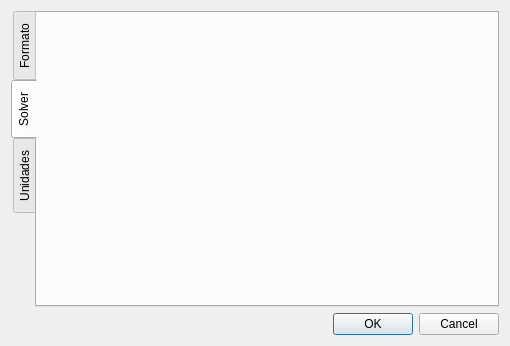
Qt form GUI/Settings.ui (jon85p/pyENL) before a commit.
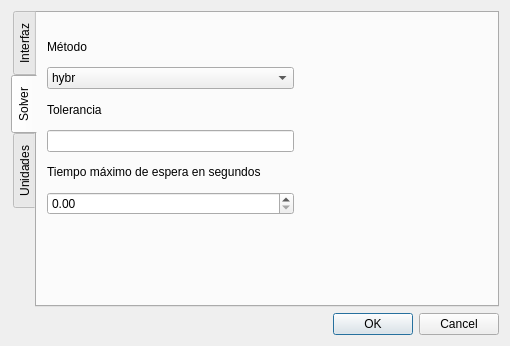
The same form after that commit. The open tabs and pages were chosen to show the change.

Patch:
```diff
--- a/GUI/Settings.ui
+++ b/GUI/Settings.ui
@@ -24,13 +24,106 @@
      </property>
      <widget class="QWidget" name="tab_3">
       <attribute name="title">
-       <string>Formato</string>
+       <string>Interfaz</string>
       </attribute>
      </widget>
      <widget class="QWidget" name="tab">
       <attribute name="title">
        <string>Solver</string>
       </attribute>
+      <widget class="QWidget" name="">
+       <property name="geometry">
+        <rect>
+         <x>10</x>
+         <y>20</y>
+         <width>247</width>
+         <height>182</height>
+        </rect>
+       </property>
+       <layout class="QVBoxLayout" name="verticalLayout_3">
+        <item>
+         <widget class="QLabel" name="label_2">
+          <property name="text">
+           <string>Método</string>
+          </property>
+         </widget>
+        </item>
+        <item>
+         <widget class="QComboBox" name="method_opt">
+          <item>
+           <property name="text">
+            <string>hybr</string>
+           </property>
+          </item>
+          <item>
+           <property name="text">
+            <string>lm</string>
+           </property>
+          </item>
+          <item>
+           <property name="text">
+            <string>broyden1</string>
+           </property>
+          </item>
+          <item>
+           <property name="text">
+            <string>broyden2</string>
+           </property>
+          </item>
+          <item>
+           <property name="text">
+            <string>anderson</string>
+           </property>
+          </item>
+          <item>
+           <property name="text">
+            <string>linearmixing</string>
+           </property>
+          </item>
+          <item>
+           <property name="text">
+            <string>diagbroyden</string>
+           </property>
+          </item>
+          <item>
+           <property name="text">
+            <string>excitingmixing</string>
+           </property>
+          </item>
+          <item>
+           <property name="text">
+            <string>krylov</string>
+           </property>
+          </item>
+          <item>
+           <property name="text">
+            <string>df-sane</string>
+           </property>
+          </item>
+         </widget>
+        </item>
+        <item>
+         <widget class="QLabel" name="label_3">
+          <property name="text">
+           <string>Tolerancia</string>
+          </property>
+         </widget>
+        </item>
+        <item>
+         <widget class="QLineEdit" name="tol_line"/>
+        </item>
+        <item>
+         <widget class="QLabel" name="label_4">
+          <property name="text">
+           <string>Tiempo máximo de espera en segundos</string>
+          </property>
+         </widget>
+        </item>
+        <item>
+         <widget class="QDoubleSpinBox" name="timeout_spin"/>
+        </item>
+       </layout>
+      </widget>
      </widget>
      <widget class="QWidget" name="tab_2">
       <attribute name="title">
```
Left out of the diff: 66 changed lines with no effect on the pictures.
